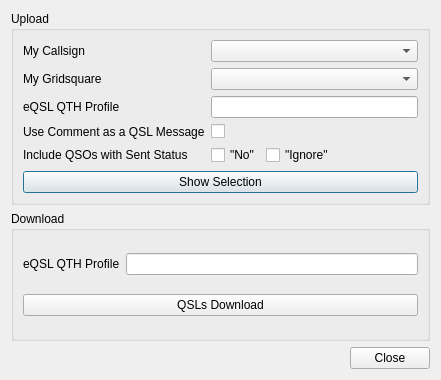
First picture: the form in ui/Eqsldialog.ui, repository k5mcd/QLog, before the edit.
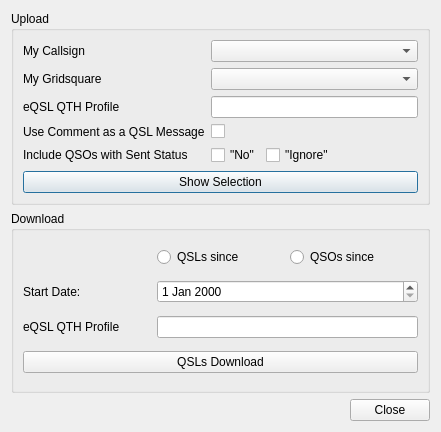
Second picture: the form after the edit.

Commit message: Fixed #341 - eQSL Dialog: Added QSO/QSL Since

```diff
--- a/ui/Eqsldialog.ui
+++ b/ui/Eqsldialog.ui
@@ -7,7 +7,7 @@
     <x>0</x>
     <y>0</y>
     <width>441</width>
-    <height>380</height>
+    <height>432</height>
    </rect>
   </property>
   <property name="windowTitle">
@@ -112,16 +112,40 @@
      </property>
      <layout class="QGridLayout" name="gridLayout">
       <item row="0" column="1">
-       <widget class="QLineEdit" name="qthProfileEdit"/>
+       <widget class="QRadioButton" name="qslRadioButton">
+        <property name="text">
+         <string>QSLs since</string>
+        </property>
+       </widget>
       </item>
-      <item row="0" column="0">
+      <item row="2" column="0">
        <widget class="QLabel" name="qthProfileLabel">
         <property name="text">
          <string>eQSL QTH Profile</string>
         </property>
        </widget>
       </item>
-      <item row="1" column="0" colspan="2">
+      <item row="1" column="0">
+       <widget class="QLabel" name="label">
+        <property name="text">
+         <string>Start Date:</string>
+        </property>
+       </widget>
+      </item>
+      <item row="0" column="2">
+       <widget class="QRadioButton" name="qsoRadioButton">
+        <property name="text">
+         <string>QSOs since</string>
+        </property>
+       </widget>
+      </item>
+      <item row="1" column="1" colspan="2">
+       <widget class="QDateEdit" name="dateEdit"/>
+      </item>
+      <item row="2" column="1" colspan="2">
+       <widget class="QLineEdit" name="qthProfileEdit"/>
+      </item>
+      <item row="3" column="0" colspan="3">
        <widget class="QPushButton" name="downloadButton">
         <property name="text">
          <string>QSLs Download</string>
```
The commit also changes 3 other files.
